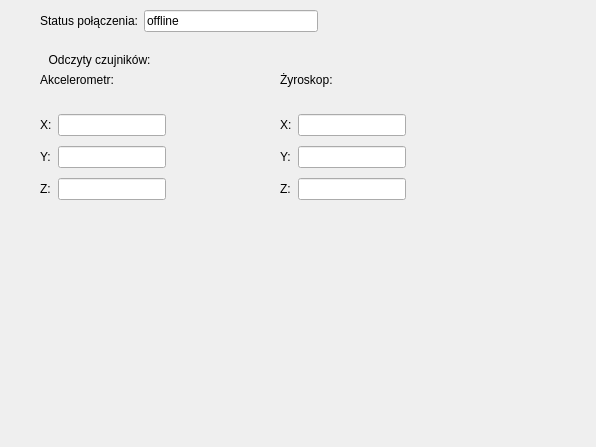
Before: the Qt Designer form prj/QT/test.ui in BenZdunczuk/Retro_Pong, drawn with Qt 5.
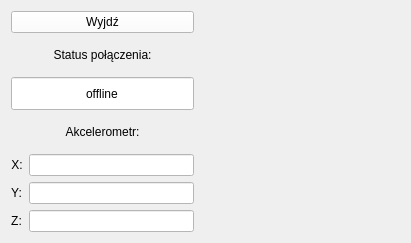
After: the same form once the commit is applied.

Commit message: fixed connection monitor

The edit to the form file:
```diff
--- a/prj/QT/test.ui
+++ b/prj/QT/test.ui
@@ -6,159 +6,135 @@
    <rect>
     <x>0</x>
     <y>0</y>
-    <width>596</width>
-    <height>447</height>
+    <width>411</width>
+    <height>243</height>
    </rect>
   </property>
+  <property name="sizePolicy">
+   <sizepolicy hsizetype="Expanding" vsizetype="Expanding">
+    <horstretch>0</horstretch>
+    <verstretch>0</verstretch>
+   </sizepolicy>
+  </property>
   <property name="windowTitle">
    <string>Form</string>
   </property>
-  <widget class="QWidget" name="chartAcc" native="true">
-   <property name="geometry">
-    <rect>
-     <x>40</x>
-     <y>210</y>
-     <width>241</width>
-     <height>211</height>
-    </rect>
-   </property>
-   <property name="maximumSize">
-    <size>
-     <width>241</width>
-     <height>211</height>
-    </size>
-   </property>
-  </widget>
-  <widget class="QWidget" name="chartGyro" native="true">
-   <property name="geometry">
-    <rect>
-     <x>280</x>
-     <y>210</y>
-     <width>241</width>
-     <height>211</height>
-    </rect>
-   </property>
-   <property name="maximumSize">
-    <size>
-     <width>241</width>
-     <height>211</height>
-    </size>
-   </property>
-  </widget>
+  <property name="layoutDirection">
+   <enum>Qt::LayoutDirection::LeftToRight</enum>
+  </property>
+  <layout class="QGridLayout" name="gridLayout">
+   <item row="0" column="0">
+    <layout class="QHBoxLayout" name="horizontalLayout">
+     <property name="sizeConstraint">
+      <enum>QLayout::SizeConstraint::SetNoConstraint</enum>
+     </property>
+     <item>
+      <layout class="QVBoxLayout" name="verticalLayout">
+       <item>
+        <widget class="QPushButton" name="pushButton">
+         <property name="styleSheet">
+          <string notr="true">QWidget {
+    background-color: white;
+    color: black;
+}</string>
+         </property>
+         <property name="text">
+          <string>Wyjdź</string>
+         </property>
+        </widget>
+       </item>
+       <item>
+        <widget class="QLabel" name="label">
+         <property name="sizePolicy">
+          <sizepolicy hsizetype="Expanding" vsizetype="Expanding">
+           <horstretch>0</horstretch>
+           <verstretch>0</verstretch>
+          </sizepolicy>
+         </property>
+         <property name="text">
+          <string>Status połączenia:</string>
+         </property>
+         <property name="alignment">
+          <set>Qt::AlignmentFlag::AlignCenter</set>
+         </property>
+        </widget>
+       </item>
+       <item>
+        <widget class="QLineEdit" name="connectionStatus">
+         <property name="sizePolicy">
+          <sizepolicy hsizetype="Expanding" vsizetype="Expanding">
+           <horstretch>0</horstretch>
+           <verstretch>0</verstretch>
+          </sizepolicy>
+         </property>
+         <property name="styleSheet">
+          <string notr="true">QWidget {
+    background-color: white;
+    color: black;
+}</string>
+         </property>
+         <property name="text">
+          <string>offline</string>
+         </property>
+         <property name="alignment">
+          <set>Qt::AlignmentFlag::AlignCenter</set>
+         </property>
+         <property name="readOnly">
+          <bool>true</bool>
+         </property>
+        </widget>
+       </item>
+       <item>
   <widget class="QLabel" name="label_15">
-   <property name="geometry">
-    <rect>
-     <x>40</x>
-     <y>70</y>
-     <width>126</width>
-     <height>20</height>
-    </rect>
+         <property name="sizePolicy">
+          <sizepolicy hsizetype="Expanding" vsizetype="Expanding">
+           <horstretch>0</horstretch>
+           <verstretch>0</verstretch>
+          </sizepolicy>
    </property>
    <property name="text">
     <string>Akcelerometr:</string>
    </property>
-  </widget>
-  <widget class="QWidget" name="layoutWidget">
-   <property name="geometry">
-    <rect>
-     <x>280</x>
-     <y>110</y>
-     <width>126</width>
-     <height>94</height>
-    </rect>
-   </property>
-   <layout class="QGridLayout" name="gridLayout_2">
-    <item row="2" column="0">
-     <widget class="QLabel" name="label_11">
-      <property name="text">
-       <string>Z:</string>
-      </property>
-     </widget>
-    </item>
-    <item row="0" column="1">
-     <widget class="QLineEdit" name="gyroX">
-      <property name="readOnly">
-       <bool>true</bool>
-      </property>
-     </widget>
-    </item>
-    <item row="1" column="0">
-     <widget class="QLabel" name="label_10">
-      <property name="text">
-       <string>Y:</string>
-      </property>
-     </widget>
-    </item>
-    <item row="2" column="1">
-     <widget class="QLineEdit" name="gyroZ">
-      <property name="readOnly">
-       <bool>true</bool>
-      </property>
-     </widget>
-    </item>
-    <item row="1" column="1">
-     <widget class="QLineEdit" name="gyroY">
-      <property name="readOnly">
-       <bool>true</bool>
-      </property>
-     </widget>
-    </item>
+         <property name="alignment">
+          <set>Qt::AlignmentFlag::AlignCenter</set>
+         </property>
+        </widget>
+       </item>
+       <item>
+        <layout class="QFormLayout" name="formLayout">
     <item row="0" column="0">
-     <widget class="QLabel" name="label_9">
+          <widget class="QLabel" name="label_14">
+           <property name="sizePolicy">
+            <sizepolicy hsizetype="Expanding" vsizetype="Expanding">
+             <horstretch>0</horstretch>
+             <verstretch>0</verstretch>
+            </sizepolicy>
+           </property>
       <property name="text">
        <string>X:</string>
       </property>
-     </widget>
-    </item>
-   </layout>
-  </widget>
-  <widget class="QLabel" name="label_2">
-   <property name="geometry">
-    <rect>
-     <x>-30</x>
-     <y>50</y>
-     <width>259</width>
-     <height>20</height>
-    </rect>
-   </property>
-   <property name="text">
-    <string>Odczyty czujników:</string>
+           <property name="alignment">
+            <set>Qt::AlignmentFlag::AlignCenter</set>
+           </property>
+          </widget>
+         </item>
+         <item row="0" column="1">
+          <widget class="QLineEdit" name="accX">
+           <property name="sizePolicy">
+            <sizepolicy hsizetype="Expanding" vsizetype="Expanding">
+             <horstretch>0</horstretch>
+             <verstretch>0</verstretch>
+            </sizepolicy>
+           </property>
+           <property name="styleSheet">
+            <string notr="true">QWidget {
+    background-color: white;
+    color: red;
+}</string>
    </property>
    <property name="alignment">
     <set>Qt::AlignmentFlag::AlignCenter</set>
    </property>
-  </widget>
-  <widget class="QLabel" name="label_8">
-   <property name="geometry">
-    <rect>
-     <x>280</x>
-     <y>70</y>
-     <width>64</width>
-     <height>20</height>
-    </rect>
-   </property>
-   <property name="text">
-    <string>Żyroskop:</string>
-   </property>
-  </widget>
-  <widget class="QWidget" name="layoutWidget">
-   <property name="geometry">
-    <rect>
-     <x>40</x>
-     <y>110</y>
-     <width>126</width>
-     <height>94</height>
-    </rect>
-   </property>
-   <property name="maximumSize">
-    <size>
-     <width>126</width>
-     <height>94</height>
-    </size>
-   </property>
-   <layout class="QGridLayout" name="gridLayout_3">
-    <item row="2" column="1">
-     <widget class="QLineEdit" name="accZ">
       <property name="readOnly">
        <bool>true</bool>
       </property>
@@ -166,13 +142,37 @@
     </item>
     <item row="1" column="0">
      <widget class="QLabel" name="label_13">
+           <property name="sizePolicy">
+            <sizepolicy hsizetype="Expanding" vsizetype="Expanding">
+             <horstretch>0</horstretch>
+             <verstretch>0</verstretch>
+            </sizepolicy>
+           </property>
       <property name="text">
        <string>Y:</string>
       </property>
+           <property name="alignment">
+            <set>Qt::AlignmentFlag::AlignCenter</set>
+           </property>
      </widget>
     </item>
     <item row="1" column="1">
      <widget class="QLineEdit" name="accY">
+           <property name="sizePolicy">
+            <sizepolicy hsizetype="Expanding" vsizetype="Expanding">
+             <horstretch>0</horstretch>
+             <verstretch>0</verstretch>
+            </sizepolicy>
+           </property>
+           <property name="styleSheet">
+            <string notr="true">QWidget {
+    background-color: white;
+    color: blue;
+}</string>
+           </property>
+           <property name="alignment">
+            <set>Qt::AlignmentFlag::AlignCenter</set>
+           </property>
       <property name="readOnly">
        <bool>true</bool>
       </property>
@@ -180,56 +180,71 @@
     </item>
     <item row="2" column="0">
      <widget class="QLabel" name="label_12">
+           <property name="sizePolicy">
+            <sizepolicy hsizetype="Expanding" vsizetype="Expanding">
+             <horstretch>0</horstretch>
+             <verstretch>0</verstretch>
+            </sizepolicy>
+           </property>
       <property name="text">
        <string>Z:</string>
       </property>
-     </widget>
-    </item>
-    <item row="0" column="1">
-     <widget class="QLineEdit" name="accX">
+           <property name="alignment">
+            <set>Qt::AlignmentFlag::AlignCenter</set>
+           </property>
+          </widget>
+         </item>
+         <item row="2" column="1">
+          <widget class="QLineEdit" name="accZ">
+           <property name="sizePolicy">
+            <sizepolicy hsizetype="Expanding" vsizetype="Expanding">
+             <horstretch>0</horstretch>
+             <verstretch>0</verstretch>
+            </sizepolicy>
+           </property>
+           <property name="styleSheet">
+            <string notr="true">QWidget {
+    background-color: white;
+    color: green;
+}</string>
+           </property>
+           <property name="alignment">
+            <set>Qt::AlignmentFlag::AlignCenter</set>
+           </property>
       <property name="readOnly">
        <bool>true</bool>
       </property>
      </widget>
     </item>
-    <item row="0" column="0">
-     <widget class="QLabel" name="label_14">
-      <property name="text">
-       <string>X:</string>
-      </property>
-     </widget>
-    </item>
-   </layout>
-  </widget>
-  <widget class="QWidget" name="layoutWidget">
-   <property name="geometry">
-    <rect>
-     <x>40</x>
-     <y>10</y>
-     <width>278</width>
-     <height>28</height>
-    </rect>
-   </property>
-   <layout class="QFormLayout" name="formLayout">
-    <item row="0" column="0">
-     <widget class="QLabel" name="label">
-      <property name="text">
-       <string>Status połączenia:</string>
-      </property>
-     </widget>
-    </item>
-    <item row="0" column="1">
-     <widget class="QLineEdit" name="connectionStatus">
-      <property name="text">
-       <string>offline</string>
-      </property>
-      <property name="readOnly">
-       <bool>true</bool>
-      </property>
+        </layout>
+       </item>
+      </layout>
+     </item>
+     <item>
+      <widget class="QWidget" name="chartAcc" native="true">
+       <property name="sizePolicy">
+        <sizepolicy hsizetype="Expanding" vsizetype="Expanding">
+         <horstretch>0</horstretch>
+         <verstretch>0</verstretch>
+        </sizepolicy>
+       </property>
+       <property name="minimumSize">
+        <size>
+         <width>200</width>
+         <height>200</height>
+        </size>
+       </property>
+       <property name="maximumSize">
+        <size>
+         <width>1677721</width>
+         <height>1677721</height>
+        </size>
+       </property>
      </widget>
     </item>
    </layout>
-  </widget>
+   </item>
+  </layout>
  </widget>
  <resources/>
  <connections/>
```
Left out of the diff: 2 changed lines with no effect on the pictures. Lines whose indentation alone changed are shown as unchanged. The commit also changes 119 other files.
